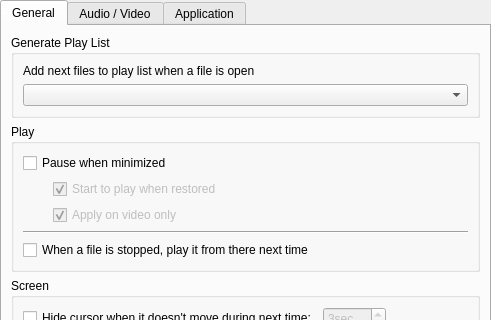
Old version of the form src/cmplayer/ui/prefstack.ui in the repository bylee20/cmplayer-kldp.net; both pictures show x 0 to 491 and y 0 to 320 of the 491 by 506 pixel window.
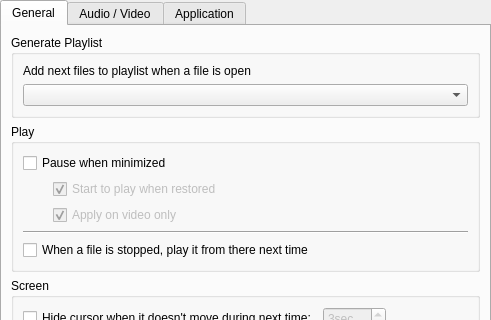
New version of the form. Custom widgets are drawn as their Qt base class.

Commit message: 번역 갱신

What changed in the file:
```diff
--- a/src/cmplayer/ui/prefstack.ui
+++ b/src/cmplayer/ui/prefstack.ui
@@ -30,13 +30,13 @@
         <item>
          <widget class="QGroupBox" name="groupBox_4" >
           <property name="title" >
-           <string>Generate Play List</string>
+           <string>Generate Playlist</string>
           </property>
           <layout class="QVBoxLayout" name="verticalLayout" >
            <item>
             <widget class="QLabel" name="label_6" >
              <property name="text" >
-              <string>Add next files to play list when a file is open</string>
+              <string>Add next files to playlist when a file is open</string>
              </property>
             </widget>
            </item>
```
The commit also changes 2 other files.
